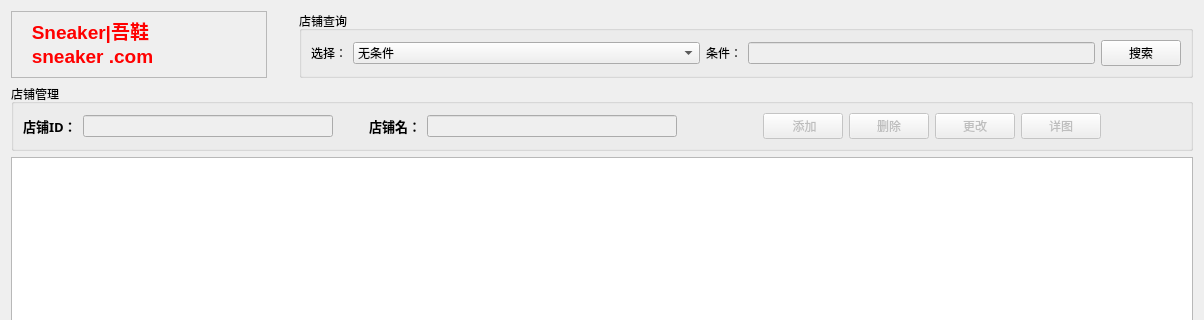
IvanNotOnlyFAt/Sneaker, file 2_qt/SneakerTraClient/subtrader/merchform.ui: the form before one commit; both pictures show x 0 to 1204 and y 0 to 320 of the 1204 by 800 pixel window.
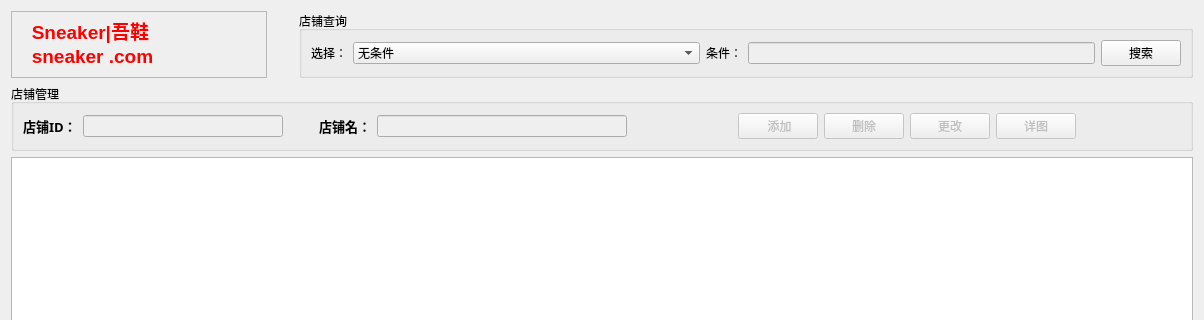
The form after the commit.

```diff
--- a/2_qt/SneakerTraClient/subtrader/merchform.ui
+++ b/2_qt/SneakerTraClient/subtrader/merchform.ui
@@ -182,10 +182,16 @@
             </property>
             <property name="minimumSize">
              <size>
-              <width>250</width>
+              <width>200</width>
               <height>0</height>
              </size>
             </property>
+            <property name="maximumSize">
+             <size>
+              <width>200</width>
+              <height>16777215</height>
+             </size>
+            </property>
             <property name="alignment">
              <set>Qt::AlignCenter</set>
             </property>
```
